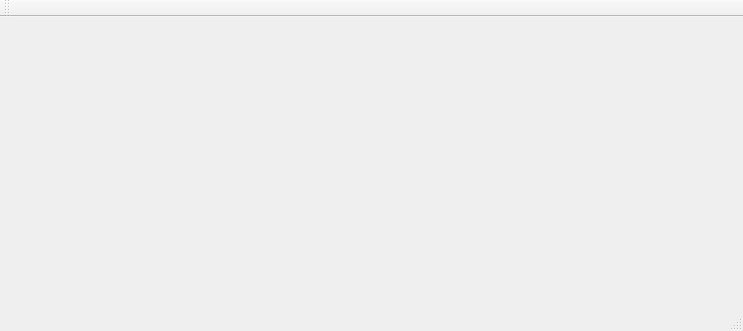
The window that Hunan_Khachatryan/XMLParser/mainwindow.ui (Galateyta/ITC-10) describes before a commit, drawn with Qt 5.
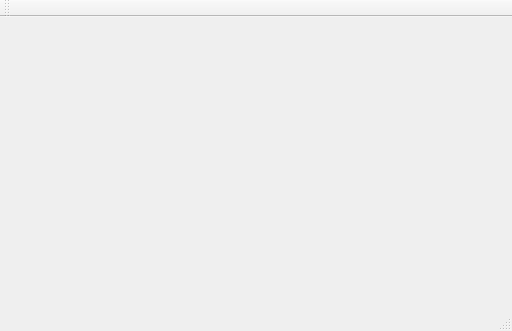
The same window after the commit.

```diff
--- a/Hunan_Khachatryan/XMLParser/mainwindow.ui
+++ b/Hunan_Khachatryan/XMLParser/mainwindow.ui
@@ -6,7 +6,7 @@
    <rect>
     <x>0</x>
     <y>0</y>
-    <width>743</width>
+    <width>512</width>
     <height>331</height>
    </rect>
   </property>
```
Left out of the diff: 2 changed lines with no effect on the pictures.
